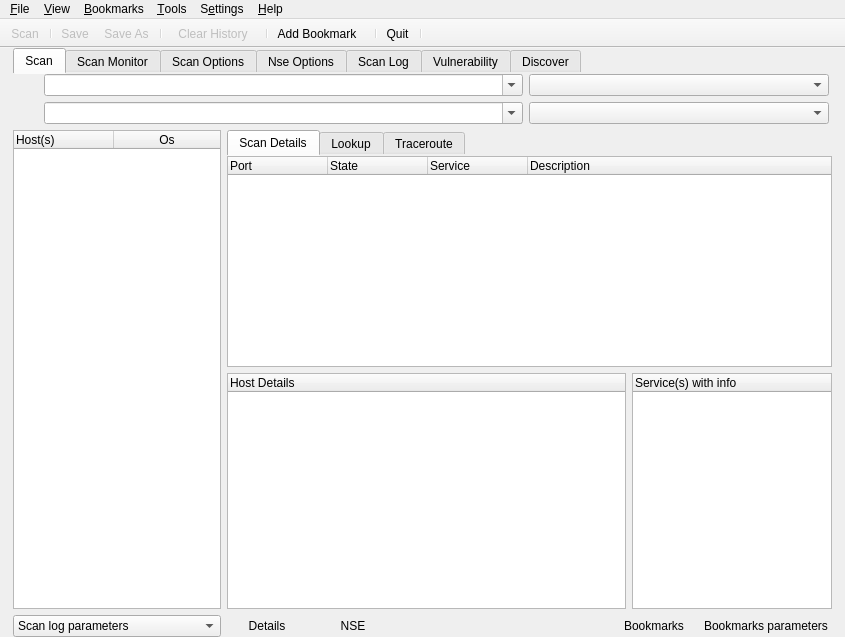
The window that nmapsi4/app/mainwin.ui (nmapsi4/nmapsi4) describes before a commit, drawn with Qt 5.
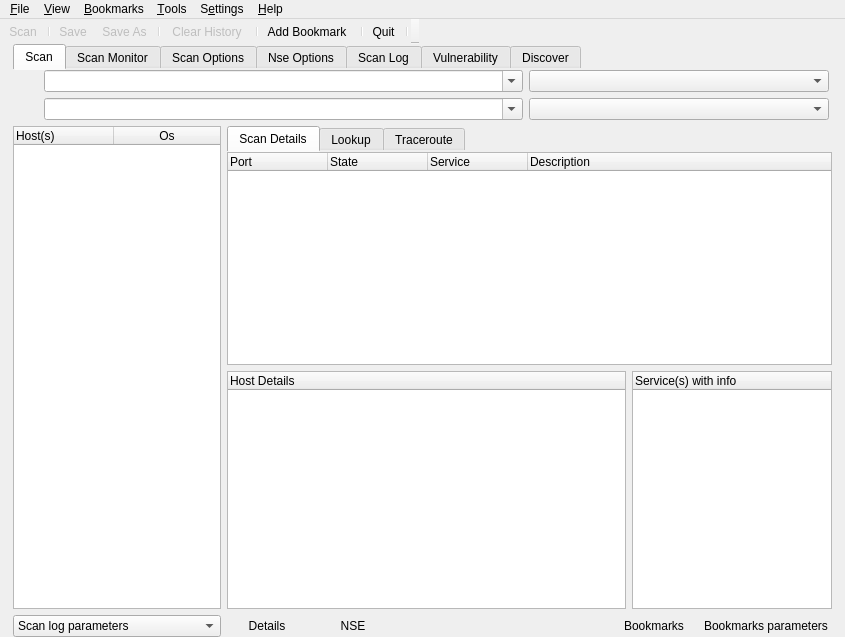
The same window after the commit. Icons and pictures are not drawn.

Diff of the .ui file:
```diff
--- a/nmapsi4/app/mainwin.ui
+++ b/nmapsi4/app/mainwin.ui
@@ -3109,6 +3109,11 @@
    <property name="windowTitle">
     <string>toolBar</string>
    </property>
+   <property name="styleSheet">
+    <string notr="true">QToolBar {
+	border: 0px;
+}</string>
+   </property>
    <property name="movable">
     <bool>false</bool>
    </property>
@@ -3140,6 +3145,11 @@
    <property name="windowTitle">
     <string>toolBar_2</string>
    </property>
+   <property name="styleSheet">
+    <string notr="true">QToolBar {
+	border: 0px;
+}</string>
+   </property>
    <property name="movable">
     <bool>false</bool>
    </property>
@@ -3167,6 +3177,11 @@
    <property name="windowTitle">
     <string>toolBar_3</string>
    </property>
+   <property name="styleSheet">
+    <string notr="true">QToolBar {
+	border: 0px;
+}</string>
+   </property>
    <property name="movable">
     <bool>false</bool>
    </property>
@@ -3192,6 +3207,11 @@
    <property name="windowTitle">
     <string>toolBar_3</string>
    </property>
+   <property name="styleSheet">
+    <string notr="true">QToolBar {
+	border: 0px;
+}</string>
+   </property>
    <property name="movable">
     <bool>false</bool>
    </property>
@@ -3315,6 +3335,11 @@
    <property name="layoutDirection">
     <enum>Qt::RightToLeft</enum>
    </property>
+   <property name="styleSheet">
+    <string notr="true">QToolBar {
+	border: 0px;
+}</string>
+   </property>
    <property name="movable">
     <bool>false</bool>
    </property>
```
